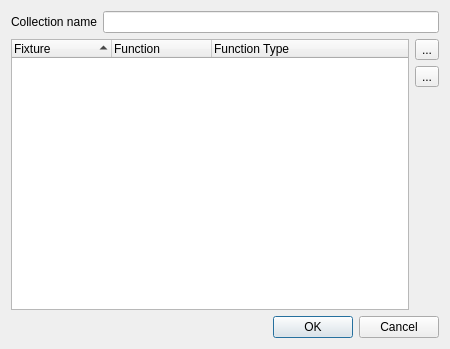
This is main/collectioneditor.ui in Andersbakken/qlc as Qt 5 draws it before an edit. The edited form follows.
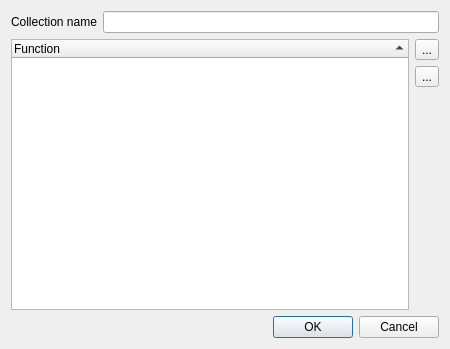
This is the edited form. Icons and pictures are not drawn.

Commit message: Fixed collection editor's columns and usage of function selection dialog.

Patch:
```diff
--- a/main/collectioneditor.ui
+++ b/main/collectioneditor.ui
@@ -47,21 +47,11 @@
        <property name="allColumnsShowFocus" >
         <bool>true</bool>
        </property>
-       <column>
-        <property name="text" >
-         <string>Fixture</string>
-        </property>
-       </column>
        <column>
         <property name="text" >
          <string>Function</string>
         </property>
        </column>
-       <column>
-        <property name="text" >
-         <string>Function Type</string>
-        </property>
-       </column>
       </widget>
      </item>
      <item>
```
The commit also changes 1 other file.
